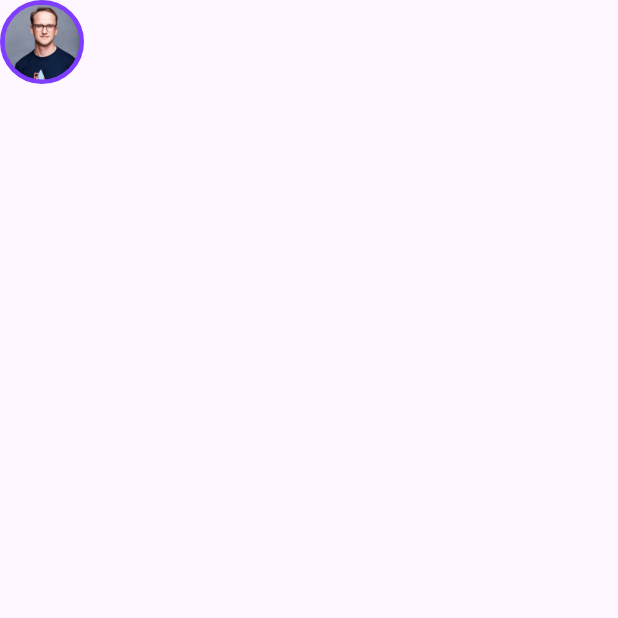
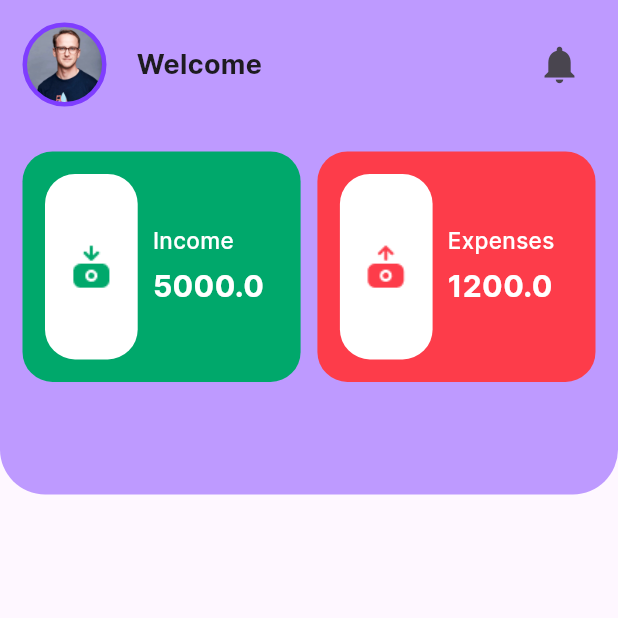
Before and after one commit to IT20024536/expenz-app, a Flutter app: the HomeScreen screen opened directly, on a phone screen of 412 x 824 dp, the top half of it. Run offline on Flutter 3.47's test engine with Material 3 defaults, Android fonts, the phone set to English and light mode, and no system bars; our stand-ins replace shared_preferences, smooth_page_indicator; accounts and stored records are empty.

Commit message:
home screen expenz card

```diff
--- a/lib/screens/home_screen.dart
+++ b/lib/screens/home_screen.dart
@@ -1,5 +1,9 @@
+import 'package:expenz/services/user_services.dart';
 import 'package:expenz/utils/colors.dart';
+import 'package:expenz/utils/constants.dart';
 import 'package:flutter/material.dart';
+
+import '../widgets/income_expenz_card.dart';
 
 class HomeScreen extends StatefulWidget {
   const HomeScreen({super.key});
@@ -9,11 +13,42 @@ class HomeScreen extends StatefulWidget {
 }
 
 class _HomeScreenState extends State<HomeScreen> {
+
+  ///for store the username
+  String username = "";
+
+  @override
+  void initState() {
+
+    ///get the username from the sharedPref
+    UserService.getUserData().then((value){
+      if(value["username"] != null){
+        setState(() {
+          username = value["username"]!;
+        });
+      }
+    });
+    super.initState();
+  }
+
   @override
   Widget build(BuildContext context) {
     return Scaffold(
       body: SafeArea(
           child: SingleChildScrollView(
+            child: Column(
+              children: [
+                Container(
+                  height: MediaQuery.of(context).size.height*0.4,
+                  decoration: BoxDecoration(
+                    color: kMainColor.withOpacity(0.50),
+                    borderRadius: BorderRadius.only(
+                      bottomLeft: Radius.circular(30),
+                      bottomRight: Radius.circular(30),
+                    )
+                  ),
+                  child: Padding(
+                    padding: EdgeInsets.all(kDefalutPadding),
                     child: Column(
                       children: [
                         Row(
@@ -36,7 +71,45 @@ class _HomeScreenState extends State<HomeScreen> {
                                 ),
                               ),
                             ),
+                            SizedBox(width: 20,),
+                            Text(
+                                "Welcome $username",
+                              style: TextStyle(
+                                fontSize: 18,
+                                fontWeight: FontWeight.bold,
+                              ),
+                            ),
+                            Spacer(),
+                            IconButton(
+                                onPressed: (){},
+                                icon: Icon(
+                                    Icons.notifications,
+                                  size: 30,
+                                )
+                            )
                           ],
+                        ),
+                        SizedBox(height: 30,),
+                        Row(
+                          mainAxisAlignment: MainAxisAlignment.spaceBetween,
+                          children: [
+                            IncomeExpenzCard(
+                              title: "Income",
+                              imageUrl: "assets/images/income.png",
+                              amount: 5000,
+                              bgColor: kGreen,
+                            ),
+                            IncomeExpenzCard(
+                              title: "Expenses",
+                              imageUrl: "assets/images/expense.png",
+                              amount: 1200,
+                              bgColor: kRed,
+                            ),
+                          ],
+                        ),
+                      ],
+                    ),
+                  ),
                 )
               ],
             ),
--- a/lib/services/user_services.dart
+++ b/lib/services/user_services.dart
@@ -39,7 +39,7 @@ class UserService{
     }
   }
 
-  ///Check if the username is stored in shared preferences
+  ///check if the username is stored in shared preferences
   static Future<bool> checkUserName() async {
     SharedPreferences prefs = await SharedPreferences.getInstance();
     String? userName = prefs.getString('username');
--- /dev/null
+++ b/lib/widgets/income_expenz_card.dart
@@ -0,0 +1,79 @@
+import 'package:expenz/utils/colors.dart';
+import 'package:expenz/utils/constants.dart';
+import 'package:flutter/material.dart';
+
+class IncomeExpenzCard extends StatefulWidget {
+
+  final String title;
+  final double amount;
+  final String imageUrl;
+  final Color bgColor;
+
+  const IncomeExpenzCard({
+    super.key,
+    required this.title,
+    required this.amount,
+    required this.imageUrl,
+    required this.bgColor
+  });
+
+  @override
+  State<IncomeExpenzCard> createState() => _IncomeExpenzCardState();
+}
+
+class _IncomeExpenzCardState extends State<IncomeExpenzCard> {
+  @override
+  Widget build(BuildContext context) {
+    return Container(
+      width: MediaQuery.of(context).size.width*0.45,
+      decoration: BoxDecoration(
+        color: widget.bgColor,
+        borderRadius: BorderRadius.circular(20),
+      ),
+      child: Padding(
+        padding: const EdgeInsets.all(kDefalutPadding),
+        child: Row(
+          children: [
+            Container(
+              width: MediaQuery.of(context).size.width*0.15,
+              height: MediaQuery.of(context).size.height*0.15,
+              decoration: BoxDecoration(
+                color: kWhite,
+                borderRadius: BorderRadius.circular(20),
+              ),
+              child: Center(
+                child: Image.asset(
+                    widget.imageUrl,
+                ),
+              ),
+            ),
+            SizedBox(width: 10,),
+            Column(
+              crossAxisAlignment: CrossAxisAlignment.start,
+              children: [
+                Text(
+                  widget.title,
+                  style: TextStyle(
+                    fontSize: 15,
+                    fontWeight: FontWeight.w500,
+                    color: kWhite
+                  ),
+                ),
+                SizedBox(height: 5,),
+                Text(
+                  widget.amount.toString(),
+                  style: TextStyle(
+                    fontSize: 20,
+                    fontWeight: FontWeight.w700,
+                    color: kWhite
+                  ),
+
+                ),
+              ],
+            )
+          ],
+        ),
+      ),
+    );
+  }
+}
```
Lines whose indentation alone changed are shown as unchanged.
